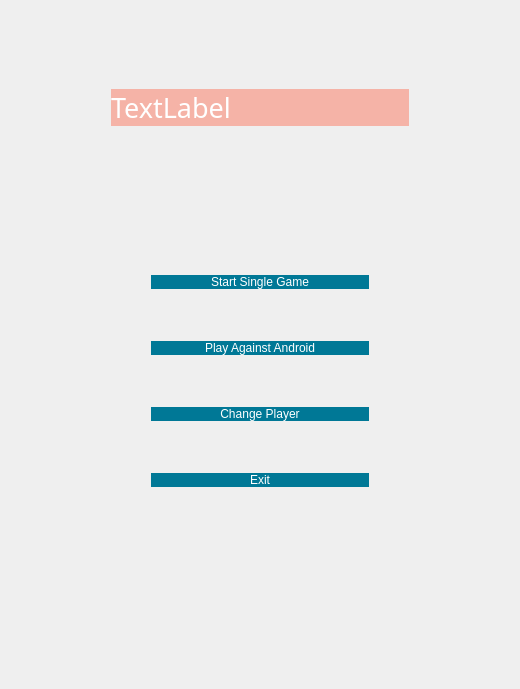
Old version of the form startmenu.ui in the repository kivi239/Scrabble.
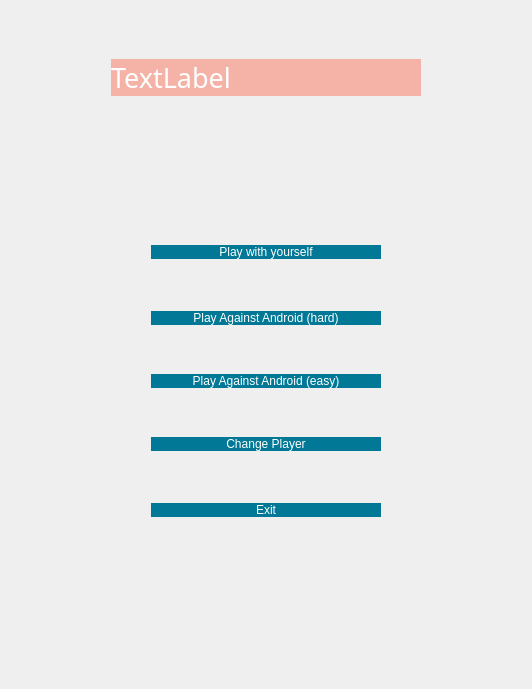
New version of the form.

Commit message: add interface for easy and hard bot

Patch:
```diff
--- a/startmenu.ui
+++ b/startmenu.ui
@@ -6,7 +6,7 @@
    <rect>
     <x>0</x>
     <y>0</y>
-    <width>520</width>
+    <width>532</width>
     <height>689</height>
    </rect>
   </property>
@@ -82,6 +82,27 @@
    </item>
    <item row="3" column="1">
     <layout class="QGridLayout" name="gridLayout">
+     <item row="8" column="1">
+      <widget class="QPushButton" name="againstEasyAndroid">
+       <property name="styleSheet">
+        <string notr="true">QPushButton {		    
+             color: white;
+             background-color: rgb(0, 120, 150);
+             border-radius: 20px;	
+             border-top: 20px transparent;
+             border-bottom: 20px transparent;
+             border-right: 100px transparent;
+             border-left: 100px transparent;
+             min-height: 1.5em;
+             min-width: 12em;
+             font: 100 20pt &quot;System&quot;;
+         }</string>
+       </property>
+       <property name="text">
+        <string>Play Against Android (easy)</string>
+       </property>
+      </widget>
+     </item>
      <item row="6" column="0">
       <spacer name="horizontalSpacer_3">
        <property name="orientation">
@@ -98,7 +119,23 @@
        </property>
       </spacer>
      </item>
-     <item row="10" column="1">
+     <item row="11" column="1">
+      <spacer name="verticalSpacer">
+       <property name="orientation">
+        <enum>Qt::Vertical</enum>
+       </property>
+       <property name="sizeType">
+        <enum>QSizePolicy::Preferred</enum>
+       </property>
+       <property name="sizeHint" stdset="0">
+        <size>
+         <width>20</width>
+         <height>40</height>
+        </size>
+       </property>
+      </spacer>
+     </item>
+     <item row="12" column="1">
       <widget class="QPushButton" name="exitButton">
        <property name="styleSheet">
         <string notr="true">QPushButton {		    
@@ -122,7 +159,7 @@
        </property>
       </widget>
      </item>
-     <item row="11" column="1">
+     <item row="13" column="1">
       <spacer name="verticalSpacer_5">
        <property name="orientation">
         <enum>Qt::Vertical</enum>
@@ -154,22 +191,6 @@
        </property>
       </spacer>
      </item>
-     <item row="9" column="1">
-      <spacer name="verticalSpacer">
-       <property name="orientation">
-        <enum>Qt::Vertical</enum>
-       </property>
-       <property name="sizeType">
-        <enum>QSizePolicy::Preferred</enum>
-       </property>
-       <property name="sizeHint" stdset="0">
-        <size>
-         <width>20</width>
-         <height>40</height>
-        </size>
-       </property>
-      </spacer>
-     </item>
      <item row="7" column="1">
       <spacer name="verticalSpacer_2">
        <property name="orientation">
@@ -202,23 +223,7 @@
        </property>
       </spacer>
      </item>
-     <item row="4" column="2">
-      <spacer name="horizontalSpacer_2">
-       <property name="orientation">
-        <enum>Qt::Horizontal</enum>
-       </property>
-       <property name="sizeType">
-        <enum>QSizePolicy::Preferred</enum>
-       </property>
-       <property name="sizeHint" stdset="0">
-        <size>
-         <width>40</width>
-         <height>20</height>
-        </size>
-       </property>
-      </spacer>
-     </item>
-     <item row="8" column="1">
+     <item row="10" column="1">
       <widget class="QPushButton" name="changePlayer">
        <property name="styleSheet">
         <string notr="true">QPushButton {		    
@@ -239,30 +244,6 @@
        </property>
       </widget>
      </item>
-     <item row="6" column="1">
-      <widget class="QPushButton" name="againstAndroid">
-       <property name="styleSheet">
-        <string notr="true">QPushButton {		    
-             color: white;
-             background-color: rgb(0, 120, 150);
-             border-radius: 20px;	
-             border-top: 20px transparent;
-             border-bottom: 20px transparent;
-             border-right: 100px transparent;
-             border-left: 100px transparent;
-             min-height: 1.5em;
-             min-width: 10em;
-             font: 100 20pt &quot;System&quot;;
-         }</string>
-       </property>
-       <property name="text">
-        <string>Play Against Android</string>
-       </property>
-       <property name="flat">
-        <bool>true</bool>
-       </property>
-      </widget>
-     </item>
      <item row="3" column="1">
       <spacer name="verticalSpacer_4">
        <property name="orientation">
@@ -296,7 +277,7 @@
 }</string>
        </property>
        <property name="text">
-        <string>Start Single Game</string>
+        <string>Play with yourself</string>
        </property>
        <property name="iconSize">
         <size>
@@ -318,7 +299,31 @@
        </property>
       </widget>
      </item>
-     <item row="10" column="0">
+     <item row="6" column="1">
+      <widget class="QPushButton" name="againstHardAndroid">
+       <property name="styleSheet">
+        <string notr="true">QPushButton {		    
+             color: white;
+             background-color: rgb(0, 120, 150);
+             border-radius: 20px;	
+             border-top: 20px transparent;
+             border-bottom: 20px transparent;
+             border-right: 100px transparent;
+             border-left: 100px transparent;
+             min-height: 1.5em;
+             min-width: 12em;
+             font: 100 20pt &quot;System&quot;;
+         }</string>
+       </property>
+       <property name="text">
+        <string>Play Against Android (hard)</string>
+       </property>
+       <property name="flat">
+        <bool>true</bool>
+       </property>
+      </widget>
+     </item>
+     <item row="12" column="0">
       <spacer name="horizontalSpacer_7">
        <property name="orientation">
         <enum>Qt::Horizontal</enum>
@@ -334,8 +339,8 @@
        </property>
       </spacer>
      </item>
-     <item row="6" column="2">
-      <spacer name="horizontalSpacer_4">
+     <item row="12" column="2">
+      <spacer name="horizontalSpacer_8">
        <property name="orientation">
         <enum>Qt::Horizontal</enum>
        </property>
@@ -350,7 +355,7 @@
        </property>
       </spacer>
      </item>
-     <item row="8" column="0">
+     <item row="10" column="0">
       <spacer name="horizontalSpacer_5">
        <property name="orientation">
         <enum>Qt::Horizontal</enum>
@@ -367,22 +372,6 @@
       </spacer>
      </item>
      <item row="10" column="2">
-      <spacer name="horizontalSpacer_8">
-       <property name="orientation">
-        <enum>Qt::Horizontal</enum>
-       </property>
-       <property name="sizeType">
-        <enum>QSizePolicy::Preferred</enum>
-       </property>
-       <property name="sizeHint" stdset="0">
-        <size>
-         <width>40</width>
-         <height>20</height>
-        </size>
-       </property>
-      </spacer>
-     </item>
-     <item row="8" column="2">
       <spacer name="horizontalSpacer_6">
        <property name="orientation">
         <enum>Qt::Horizontal</enum>
@@ -398,6 +387,35 @@
        </property>
       </spacer>
      </item>
+     <item row="6" column="2">
+      <spacer name="horizontalSpacer_4">
+       <property name="orientation">
+        <enum>Qt::Horizontal</enum>
+       </property>
+       <property name="sizeType">
+        <enum>QSizePolicy::Preferred</enum>
+       </property>
+       <property name="sizeHint" stdset="0">
+        <size>
+         <width>40</width>
+         <height>20</height>
+        </size>
+       </property>
+      </spacer>
+     </item>
+     <item row="9" column="1">
+      <spacer name="verticalSpacer_10">
+       <property name="orientation">
+        <enum>Qt::Vertical</enum>
+       </property>
+       <property name="sizeHint" stdset="0">
+        <size>
+         <width>20</width>
+         <height>40</height>
+        </size>
+       </property>
+      </spacer>
+     </item>
     </layout>
    </item>
    <item row="3" column="2">
```
Left out of the diff: 16 changed lines with no effect on the pictures. The commit also changes 7 other files.
